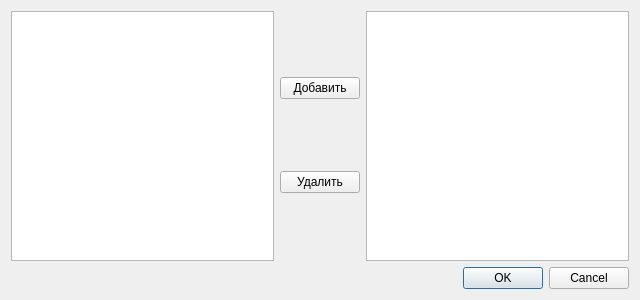
The window that statisticanalyzedialog.ui (de1mos242/USDiplom) describes before a commit, drawn with Qt 5.
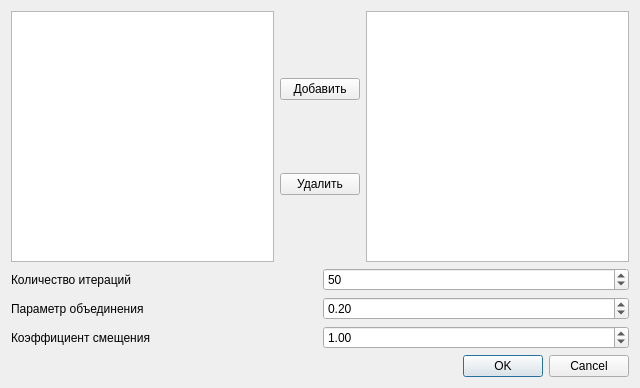
The same window after the commit.

Patch:
```diff
--- a/statisticanalyzedialog.ui
+++ b/statisticanalyzedialog.ui
@@ -7,7 +7,7 @@
     <x>0</x>
     <y>0</y>
     <width>640</width>
-    <height>300</height>
+    <height>388</height>
    </rect>
   </property>
   <property name="windowTitle">
@@ -15,6 +15,8 @@
   </property>
   <layout class="QVBoxLayout" name="verticalLayout">
    <item>
+    <layout class="QVBoxLayout" name="verticalLayout_3">
+     <item>
     <layout class="QHBoxLayout" name="horizontalLayout">
      <item>
       <widget class="QListWidget" name="aviabledParams"/>
@@ -39,6 +41,65 @@
      </item>
      <item>
       <widget class="QListWidget" name="selectedParams"/>
+       </item>
+      </layout>
+     </item>
+     <item>
+      <layout class="QHBoxLayout" name="iteratinBlock">
+       <item>
+        <widget class="QLabel" name="iterationLabel">
+         <property name="text">
+          <string>Количество итераций</string>
+         </property>
+        </widget>
+       </item>
+       <item>
+        <widget class="QSpinBox" name="IterationCounter">
+         <property name="maximum">
+          <number>200</number>
+         </property>
+         <property name="value">
+          <number>50</number>
+         </property>
+        </widget>
+       </item>
+      </layout>
+     </item>
+    </layout>
+   </item>
+   <item>
+    <layout class="QHBoxLayout" name="mergeBlock">
+     <item>
+      <widget class="QLabel" name="mergeLabel">
+       <property name="text">
+        <string>Параметр объединения</string>
+       </property>
+      </widget>
+     </item>
+     <item>
+      <widget class="QDoubleSpinBox" name="mergeK">
+       <property name="value">
+        <double>0.200000000000000</double>
+       </property>
+      </widget>
+     </item>
+    </layout>
+   </item>
+   <item>
+    <layout class="QHBoxLayout" name="shiftBlock">
+     <item>
+      <widget class="QLabel" name="shiftLabel">
+       <property name="text">
+        <string>Коэффициент смещения</string>
+       </property>
+      </widget>
+     </item>
+     <item>
+      <widget class="QDoubleSpinBox" name="shiftK">
+       <property name="value">
+        <double>1.000000000000000</double>
+       </property>
+      </widget>
      </item>
     </layout>
    </item>
```
Lines whose indentation alone changed are shown as unchanged.
